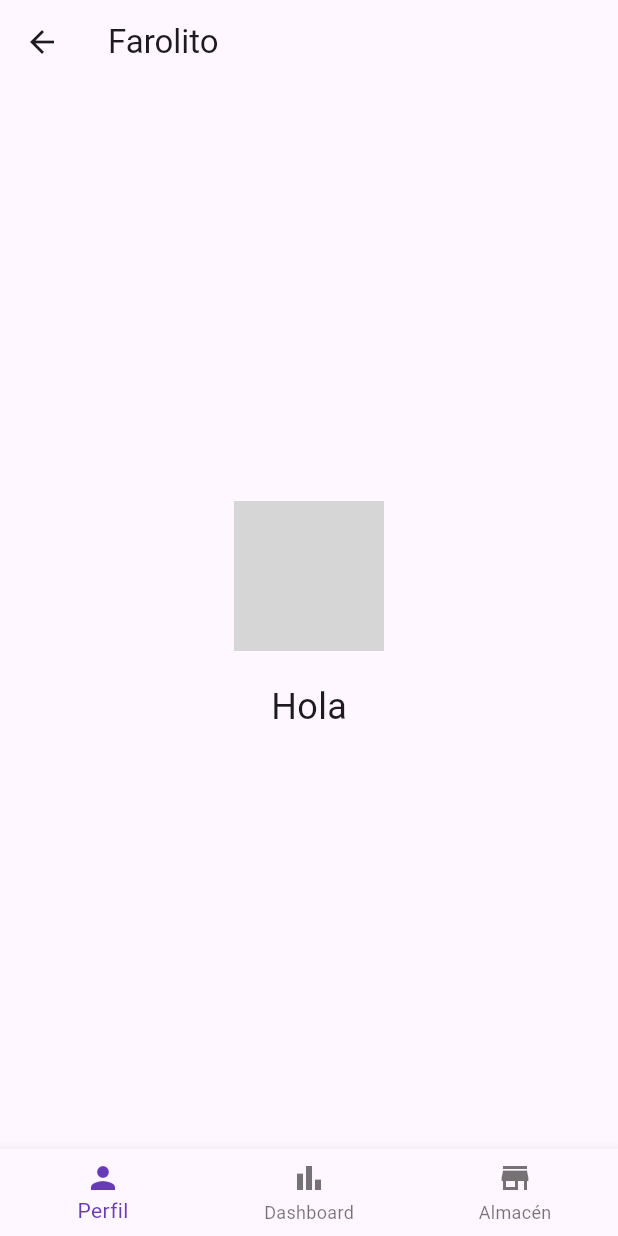
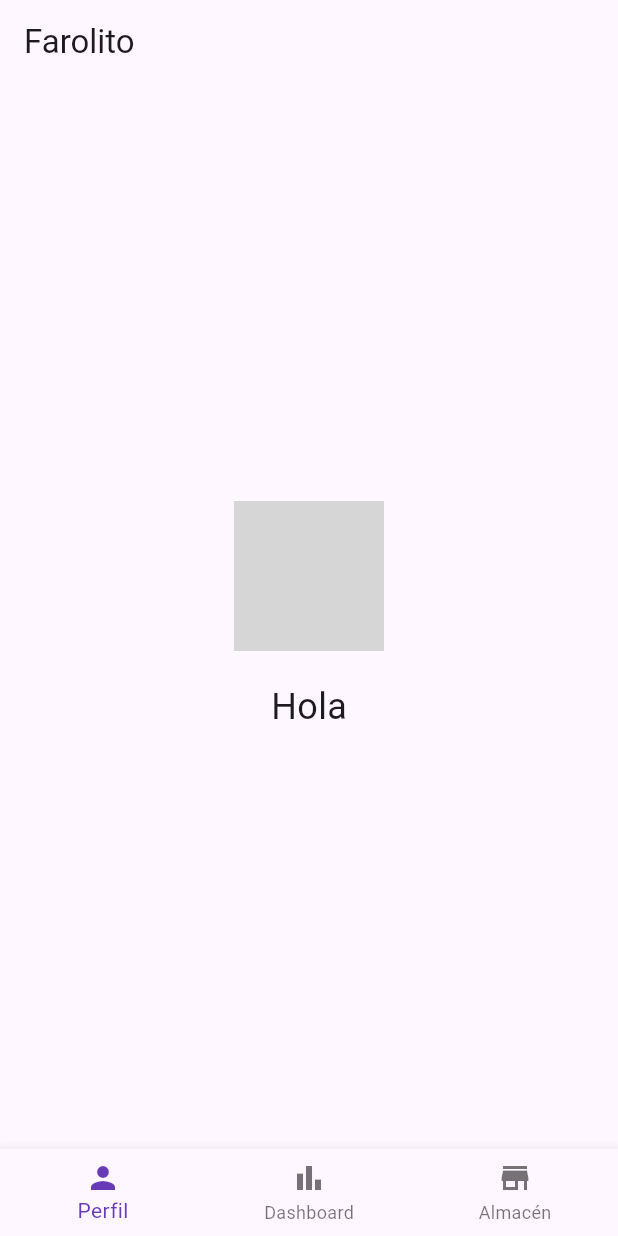
Before and after one commit to Guexa/farolitomovil, a Flutter app: the screen it shows after launch, after a tap on "Ingresar", on a phone screen of 412 x 824 dp. Run offline on Flutter 3.47's test engine with Material 3 defaults, Android fonts, the phone set to English and light mode, and no system bars; grey boxes are pictures that could not be loaded.

Commit message:
"Ya no deja que se regrese al login"

```diff
--- a/lib/inicio.dart
+++ b/lib/inicio.dart
@@ -88,7 +88,7 @@ class _LoginPageState extends State<LoginPage> {
               const SizedBox(height: 20),
               ElevatedButton(
                 onPressed: () {
-                  Navigator.pushNamed(context, '/registroUsuario');
+                  Navigator.pushReplacementNamed(context, '/registroUsuario');
                 },
                 style: ElevatedButton.styleFrom(
                   backgroundColor: const Color(0xFF2e2e2e),
--- a/lib/registrousuario.dart
+++ b/lib/registrousuario.dart
@@ -8,6 +8,7 @@ class RegistroUsuarioPage extends StatelessWidget {
     return Scaffold(
       appBar: AppBar(
         title: const Text('Farolito'),
+        automaticallyImplyLeading: false, // Esto oculta la flecha de retroceso
       ),
       body: Center(
         child: Column(
```
